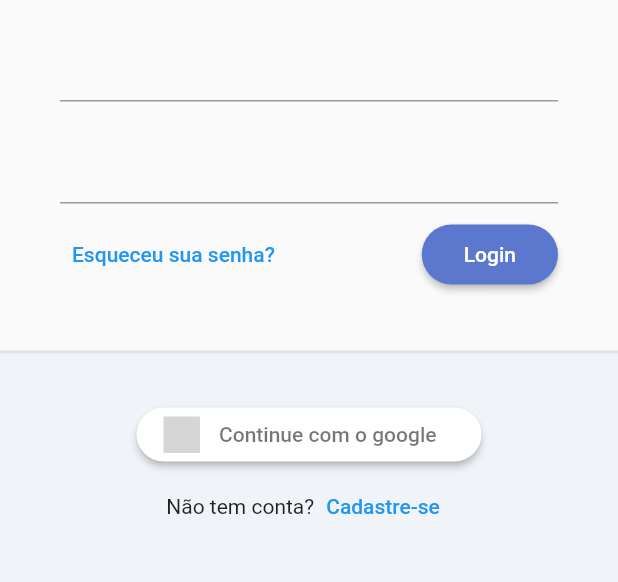
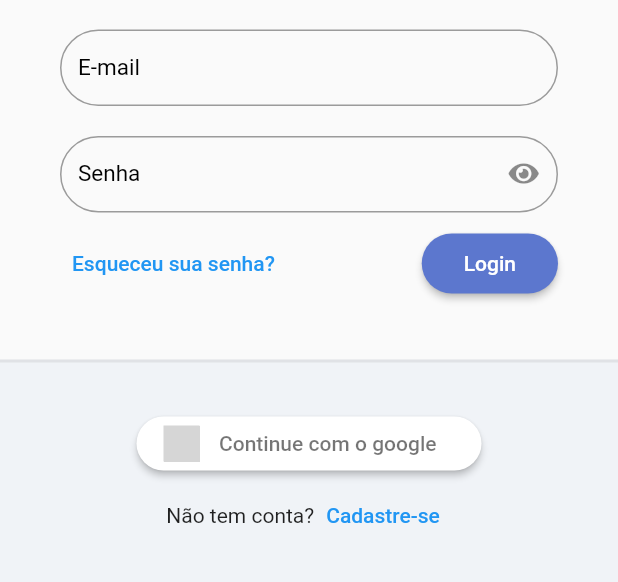
Before and after one commit to dikdudu/new_todo_list, a Flutter app: the screen it shows after launch, on a phone screen of 412 x 824 dp, the part 350-932 px from its top. Run offline on Flutter 3.47's test engine with Material 2 defaults, Android fonts, the phone set to English and light mode, and no system bars; our stand-ins replace flutter_signin_button, google_fonts, sqflite, sqflite_common, synchronized; accounts and stored records are empty; Roboto replaces fonts that are missing (Mandali); grey boxes are pictures that could not be loaded.

Commit message:
adicionando app_fild em login_page

```diff
--- a/lib/app/modules/auth/login/login_page.dart
+++ b/lib/app/modules/auth/login/login_page.dart
@@ -2,6 +2,7 @@ import 'package:flutter/material.dart';
 import 'package:flutter_signin_button/button_list.dart';
 import 'package:flutter_signin_button/button_view.dart';
 import 'package:provider/provider.dart';
+import 'package:todo_list/app/core/widget/app_field.dart';
 import 'package:todo_list/app/core/widget/todo_logo.dart';
 import 'package:todo_list/app/modules/auth/login/login_controller.dart';
 
@@ -31,9 +32,14 @@ class LoginPage extends StatelessWidget {
                     child: Form(
                       child: Column(
                         children: [
-                          TextFormField(),
+                          AppField(
+                            label: "E-mail",
+                          ),
                           SizedBox(height: 20),
-                          TextFormField(),
+                          AppField(
+                            obscureText: true,
+                            label: "Senha",
+                          ),
                           SizedBox(height: 10),
                           Row(
                             mainAxisAlignment: MainAxisAlignment.spaceBetween,
@@ -65,10 +71,11 @@ class LoginPage extends StatelessWidget {
                     child: Container(
                       decoration: BoxDecoration(
                         border: Border(
-                            top: BorderSide(
-                          width: 2,
-                          color: Colors.grey.withAlpha(50),
-                        )),
+                          top: BorderSide(
+                            width: 2,
+                            color: Colors.grey.withAlpha(50),
+                          ),
+                        ),
                         color: Color(0xffF0F3F7),
                       ),
                       child: Column(
```
